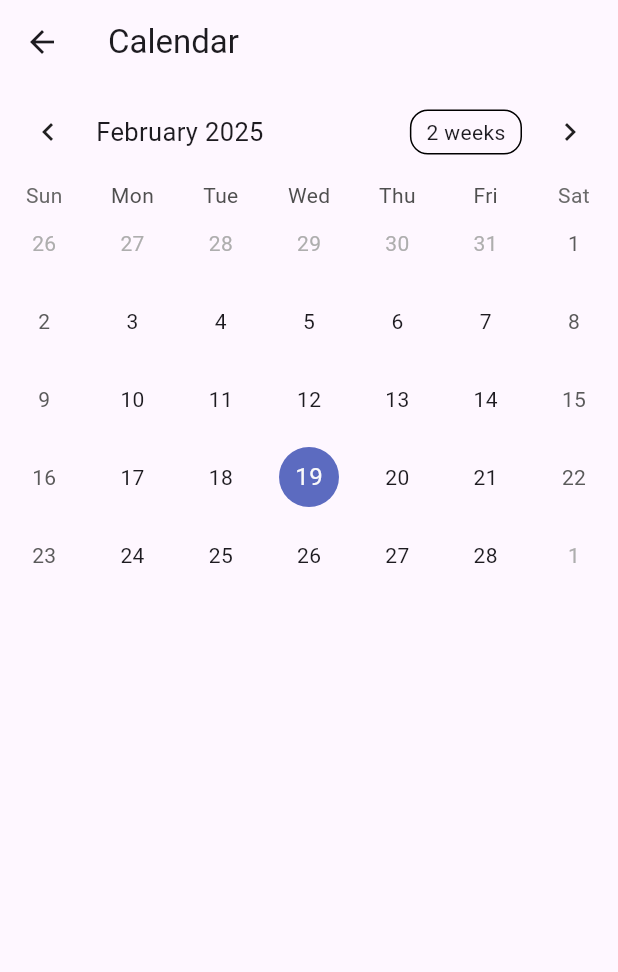
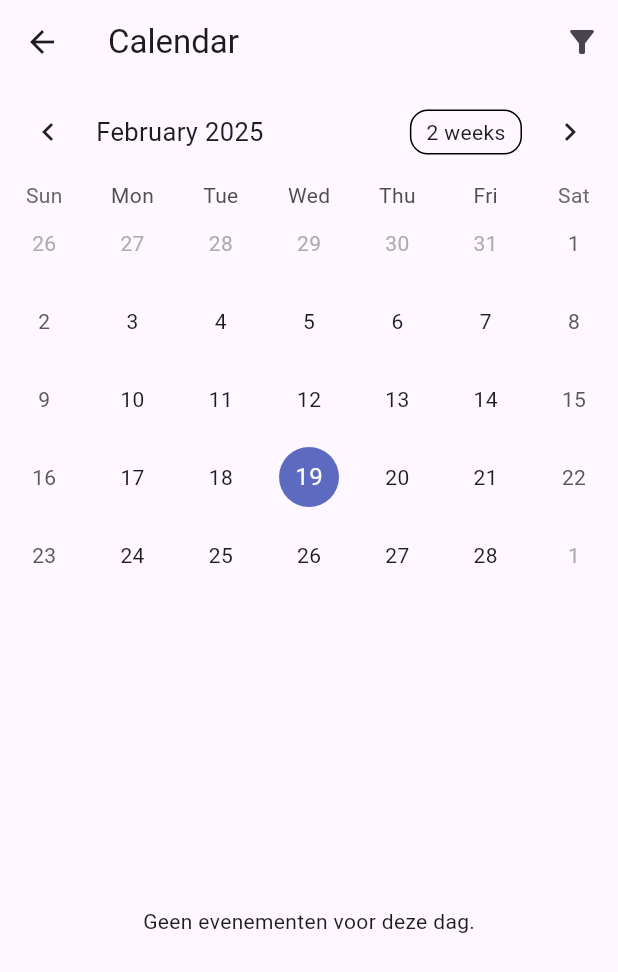
Before and after one commit to Strouwi-BV/buildbase_app_flutter, a Flutter app: the screen it shows after launch, after a tap on "Go to Calendar", on a phone screen of 412 x 824 dp. Shown: the top 972 px of the screen. Run offline on Flutter 3.47's test engine with Material 3 defaults, Android fonts, the phone set to English and light mode, and no system bars; drawn by our look-alikes of table_calendar; our stand-ins replace flutter_local_notifications, go_router, shared_preferences, stop_watch_timer.

Commit message:
Evenementen calendar

```diff
--- a/lib/screens/calendar_screen.dart
+++ b/lib/screens/calendar_screen.dart
@@ -1,6 +1,8 @@
 import 'package:flutter/material.dart';
 import 'package:go_router/go_router.dart';
 import 'package:table_calendar/table_calendar.dart';
+import 'package:shared_preferences/shared_preferences.dart';
+import 'package:intl/intl.dart';
 
 class CalendarScreen extends StatefulWidget {
   final String data;
@@ -20,7 +22,32 @@ class _CalendarScreenState extends State<CalendarScreen> {
   @override
   void initState() {
     super.initState();
-    _focusedDay = DateTime.now().isBefore(lastDay) ? DateTime.now() : lastDay;
+    _loadEvents();
+  }
+
+  void _loadEvents() async {
+    final prefs = await SharedPreferences.getInstance();
+    List<String> timeStamps = prefs.getStringList('timeStamps') ?? [];
+    setState(() {
+      _events = _groupEventsByDate(timeStamps);
+    });
+  }
+
+  Map<DateTime, List<String>> _groupEventsByDate(List<String> timeStamps) {
+    Map<DateTime, List<String>> events = {};
+    for (String timeStamp in timeStamps) {
+      DateTime date = _extractDateFromTimeStamp(timeStamp);
+      if (events[date] == null) {
+        events[date] = [];
+      }
+      events[date]!.add(timeStamp);
+    }
+    return events;
+  }
+
+  DateTime _extractDateFromTimeStamp(String timeStamp) {
+    String dateString = timeStamp.split(' ')[0]; // Extract date part
+    return DateFormat('yyyy-MM-dd').parse(dateString);
   }
 
   DateTime get firstDay => DateTime(2022);
@@ -33,13 +60,33 @@ class _CalendarScreenState extends State<CalendarScreen> {
         title: Text('Calendar'),
         leading: IconButton(
           icon: const Icon(Icons.arrow_back),
-          onPressed: () => context.go('/'), // Zelfde methode als in LocationScreen
+          onPressed: () => context.go('/'), // Navigatie terug naar home
         ),
+        actions: [
+          PopupMenuButton<CalendarFormat>(
+            onSelected: (format) {
+              setState(() {
+                _calendarFormat = format;
+              });
+            },
+            itemBuilder: (context) => [
+              PopupMenuItem(
+                value: CalendarFormat.month,
+                child: Text('Maand Kalender'),
+              ),
+              PopupMenuItem(
+                value: CalendarFormat.week,
+                child: Text('Week Kalender'),
+              ),
+            ],
+            icon: Icon(Icons.filter_alt),
+          ),
+        ],
       ),
       body: GestureDetector(
         onHorizontalDragEnd: (details) {
           if (details.primaryVelocity! > 0) {
-            context.go('/'); // Zelfde methode als in LocationScreen
+            context.go('/'); // Navigatie terug naar home
           }
         },
         child: Column(
@@ -60,19 +107,36 @@ class _CalendarScreenState extends State<CalendarScreen> {
               onDaySelected: (selectedDay, focusedDay) {
                 setState(() {
                   _selectedDay = selectedDay;
-                  _focusedDay = focusedDay.isBefore(lastDay) ? focusedDay : lastDay;
+                  _focusedDay = focusedDay;
                 });
               },
               eventLoader: (day) {
                 return _events[day] ?? [];
               },
             ),
-            ...(_events[_selectedDay] ?? []).map((event) => ListTile(
-                  title: Text(event),
-                )),
+            const SizedBox(height: 8.0),
+            Expanded(
+              child: _buildEventList(),
+            ),
           ],
         ),
       ),
     );
   }
+
+  Widget _buildEventList() {
+    List<String> selectedDayEvents = _events[_selectedDay] ?? [];
+    if (selectedDayEvents.isEmpty) {
+      return Center(child: Text('Geen evenementen voor deze dag.'));
+    } else {
+      return ListView.builder(
+        itemCount: selectedDayEvents.length,
+        itemBuilder: (context, index) {
+          return ListTile(
+            title: Text(selectedDayEvents[index]),
+          );
+        },
+      );
+    }
+  }
 }
```
Also changed, not shown: lib/screens/clock_in_screen.dart (+4 -4 lines).
